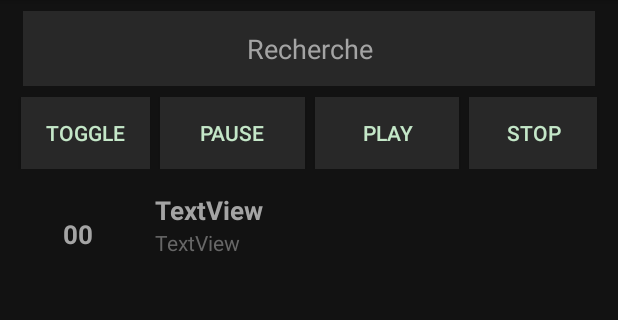
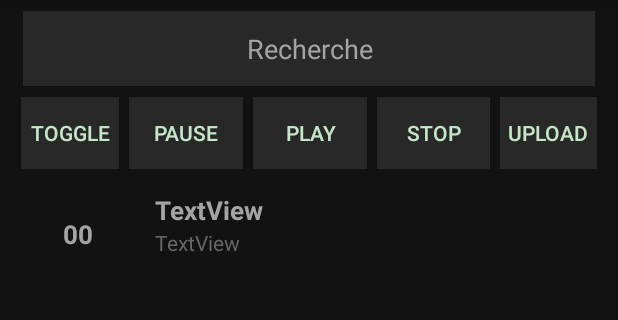
Before and after one commit to qanastek/DeepMusic, an Android app: the screen it shows after launch (MainActivity), on a phone screen of 412 x 824 dp, the part 84-404 px from its top. Run offline under Robolectric (Android 15) with nearby library versions, the phone set to English and light mode, and no system bars; our stand-ins replace navigation-ui; 6 statements that could not run were skipped.

Commit message:
Start the sending process from the Android APP

```diff
--- a/Application/DeepMusic/app/src/main/AndroidManifest.xml
+++ b/Application/DeepMusic/app/src/main/AndroidManifest.xml
@@ -15,6 +15,7 @@
         android:label="@string/app_name"
         android:roundIcon="@mipmap/ic_launcher_round"
         android:supportsRtl="true"
+        android:requestLegacyExternalStorage="true"
         android:networkSecurityConfig="@xml/network_security_config"
         android:theme="@style/AppTheme">
         <activity
--- a/Application/DeepMusic/app/src/main/res/layout/fragment_library.xml
+++ b/Application/DeepMusic/app/src/main/res/layout/fragment_library.xml
@@ -104,12 +104,26 @@
             android:layout_weight="1"
             android:textAlignment="center"
             android:layout_marginStart="3dp"
+            android:layout_marginEnd="3dp"
+            android:textColor="@color/likedSondGradientBottom"
+            android:textColorHint="@color/navText"
+            android:background="@drawable/rounded_edittext"
+            android:backgroundTint="@color/createPlaylist"
+            android:text="Stop" />
+
+        <Button
+            android:id="@+id/upload"
+            android:layout_width="match_parent"
+            android:layout_height="wrap_content"
+            android:layout_weight="1"
+            android:textAlignment="center"
+            android:layout_marginStart="3dp"
             android:layout_marginEnd="14dp"
             android:textColor="@color/likedSondGradientBottom"
             android:textColorHint="@color/navText"
             android:background="@drawable/rounded_edittext"
             android:backgroundTint="@color/createPlaylist"
-            android:text="Stop" />
+            android:text="Upload" />
 
     </LinearLayout>
 
```
Also changed, not shown: Application/DeepMusic/app/src/main/java/com/ceri/deepmusic/ui/yourLibrary/YourLibraryFragment.java (+110 -3 lines), 1 other file.
